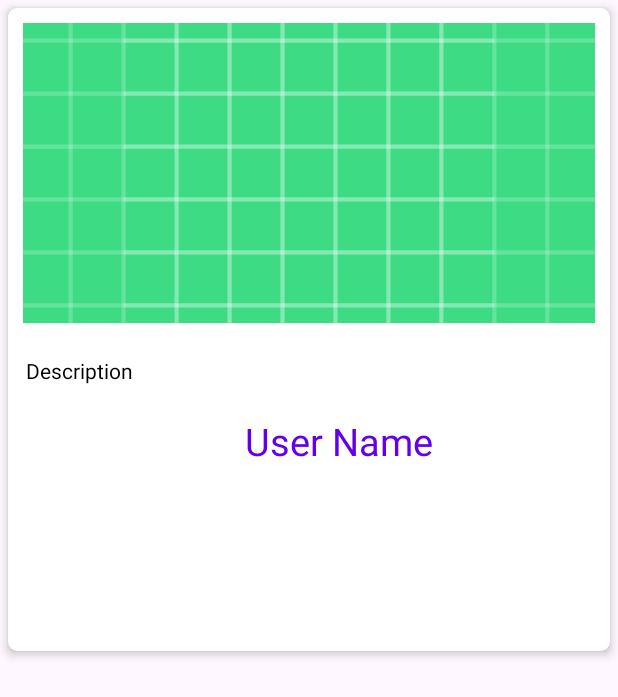
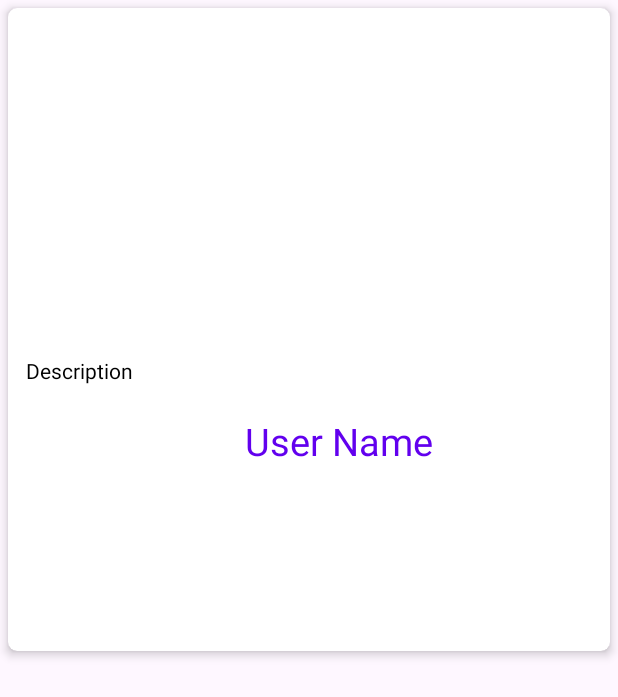
Before and after one commit to HadiMuhammed/DemoAppAndroid, an Android app: the layout posts_rv_item.xml on its own in the app's theme, with its tools: preview values and no code run, on a phone screen of 412 x 824 dp. Shown: the top 697 px of the screen. Run offline under Robolectric (Android 15) with nearby library versions, the phone set to English and light mode, and no system bars.

```diff
--- a/app/build.gradle.kts
+++ b/app/build.gradle.kts
@@ -33,7 +33,7 @@ android {
 
 dependencies {
     implementation(libs.appcompat)
-    implementation("com.squareup.picasso:picasso:2.8")
+    implementation(libs.picasso)
     implementation(libs.material)
     implementation(libs.activity)
     implementation(libs.constraintlayout)
--- a/app/src/main/java/com/example/demoapp/PostsRVAdaptor.java
+++ b/app/src/main/java/com/example/demoapp/PostsRVAdaptor.java
@@ -7,7 +7,6 @@ import android.view.View;
 import android.view.ViewGroup;
 import android.widget.ImageView;
 import android.widget.TextView;
-import android.widget.Toast;
 
 import androidx.annotation.NonNull;
 import androidx.recyclerview.widget.RecyclerView;
@@ -18,8 +17,8 @@ import java.util.ArrayList;
 
 public class PostsRVAdaptor extends RecyclerView.Adapter<PostsRVAdaptor.ViewHolder> {
 
-    private Context context;
-    private ArrayList<UserPostsModel> postsModalArrayList;
+    private final Context context;
+    private final ArrayList<UserPostsModel> postsModalArrayList;
 
     // creating a constructor class.
     public PostsRVAdaptor(Context context, ArrayList<UserPostsModel> postsModalArrayList) {
--- a/app/src/main/res/layout/activity_user_post.xml
+++ b/app/src/main/res/layout/activity_user_post.xml
@@ -13,6 +13,7 @@
         android:id="@+id/id_post_image"
         android:layout_width="match_parent"
         android:layout_marginTop="150dp"
+        android:importantForAccessibility="no"
         android:src="@color/cardview_dark_background"
         android:layout_height="300dp" />
 
@@ -22,7 +23,7 @@
         android:layout_height="wrap_content"
         android:layout_margin="12dp"
         android:textSize="15sp"
-        android:text="Description"
+        android:text="@string/description"
         android:textColor="@color/white" />
 
 
--- a/app/src/main/res/layout/posts_rv_item.xml
+++ b/app/src/main/res/layout/posts_rv_item.xml
@@ -2,6 +2,7 @@
 <androidx.cardview.widget.CardView
     xmlns:android="http://schemas.android.com/apk/res/android"
     xmlns:app="http://schemas.android.com/apk/res-auto"
+    xmlns:tools="http://schemas.android.com/tools"
     android:id="@+id/idPostsItem"
     android:layout_width="match_parent"
     android:layout_height="wrap_content"
@@ -18,34 +19,36 @@
             android:id="@+id/idPostImage"
             android:layout_width="match_parent"
             android:layout_height="200dp"
+            android:importantForAccessibility="no"
             android:scaleType="centerCrop"
-            android:layout_margin="10dp"
-            android:src="@drawable/ic_launcher_background" />
+            android:layout_margin="10dp" />
 
         <TextView
             android:id="@+id/idDescription"
             android:layout_width="match_parent"
             android:layout_height="wrap_content"
             android:padding="12dp"
-            android:text="Description"
+            android:text="@string/description"
             android:textColor="@color/black" />
 
         <LinearLayout
             android:layout_width="match_parent"
-            android:layout_height="match_parent">
+            android:layout_height="match_parent"
+            tools:ignore="UseCompoundDrawables">
             <ImageView
                 android:id="@+id/idUserImage"
                 android:layout_width="150dp"
                 android:layout_height="150dp"
-                android:layout_marginBottom="15dp">
+                android:layout_marginBottom="15dp"
+                android:importantForAccessibility="no">
             </ImageView>
             <TextView
                 android:id="@+id/idUserName"
                 android:layout_width="match_parent"
                 android:layout_height="wrap_content"
                 android:padding="8dp"
-                android:text="User Name"
-                android:textSize="25dp"
+                android:text="@string/user_name"
+                android:textSize="25sp"
                 android:textColor="@color/design_default_color_primary" />
         </LinearLayout>
 
--- a/app/src/main/res/values/strings.xml
+++ b/app/src/main/res/values/strings.xml
@@ -1,3 +1,8 @@
 <resources>
     <string name="app_name">DemoApp</string>
+    <string name="description">Description</string>
+    <string name="name">Name</string>
+    <string name="user_location">user location</string>
+    <string name="user_bio">user bio</string>
+    <string name="user_name">User Name</string>
 </resources>
--- a/gradle/libs.versions.toml
+++ b/gradle/libs.versions.toml
@@ -7,6 +7,7 @@ appcompat = "1.6.1"
 material = "1.10.0"
 activity = "1.8.0"
 constraintlayout = "2.1.4"
+picasso = "2.8"
 
 [libraries]
 junit = { group = "junit", name = "junit", version.ref = "junit" }
@@ -16,6 +17,7 @@ appcompat = { group = "androidx.appcompat", name = "appcompat", version.ref = "a
 material = { group = "com.google.android.material", name = "material", version.ref = "material" }
 activity = { group = "androidx.activity", name = "activity", version.ref = "activity" }
 constraintlayout = { group = "androidx.constraintlayout", name = "constraintlayout", version.ref = "constraintlayout" }
+picasso = { module = "com.squareup.picasso:picasso", version.ref = "picasso" }
 
 [plugins]
 android-application = { id = "com.android.application", version.ref = "agp" }
```
Also changed, not shown: app/src/main/java/com/example/demoapp/MainActivity.java (+10 -14 lines), app/src/main/res/layout/activity_user_profile.xml (+7 -12 lines).
